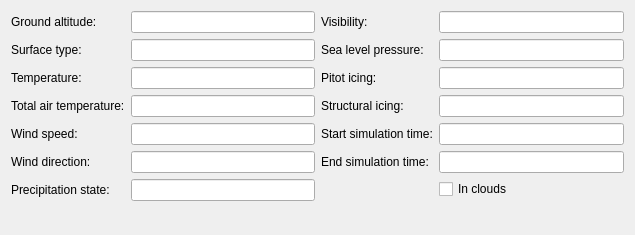
First picture: the form in src/UserInterface/src/Widget/FlightConditionWidget.ui, repository till213/SkyDolly, before the edit.
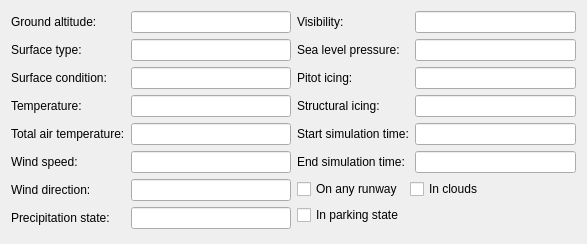
Second picture: the form after the edit.

Commit message:
Add additional flight condition simulation variables
- On any runway
- Surface condition (valid)
- In parking state

```diff
--- a/src/UserInterface/src/Widget/FlightConditionWidget.ui
+++ b/src/UserInterface/src/Widget/FlightConditionWidget.ui
@@ -6,16 +6,16 @@
    <rect>
     <x>0</x>
     <y>0</y>
-    <width>635</width>
-    <height>235</height>
+    <width>587</width>
+    <height>244</height>
    </rect>
   </property>
   <property name="windowTitle">
    <string>Form</string>
   </property>
-  <layout class="QGridLayout" name="gridLayout">
-   <item row="0" column="0">
-    <layout class="QFormLayout" name="formLayout">
+  <layout class="QHBoxLayout" name="horizontalLayout">
+   <item>
+    <layout class="QFormLayout" name="formLayout_3">
      <item row="0" column="0">
       <widget class="QLabel" name="label_14">
        <property name="text">
@@ -60,13 +60,36 @@
       </widget>
      </item>
      <item row="2" column="0">
+      <widget class="QLabel" name="label_10">
+       <property name="text">
+        <string>Surface condition:</string>
+       </property>
+      </widget>
+     </item>
+     <item row="2" column="1">
+      <widget class="QLineEdit" name="surfaceConditionLineEdit">
+       <property name="minimumSize">
+        <size>
+         <width>160</width>
+         <height>0</height>
+        </size>
+       </property>
+       <property name="text">
+        <string/>
+       </property>
+       <property name="readOnly">
+        <bool>true</bool>
+       </property>
+      </widget>
+     </item>
+     <item row="3" column="0">
       <widget class="QLabel" name="label_15">
        <property name="text">
         <string>Temperature:</string>
        </property>
       </widget>
      </item>
-     <item row="2" column="1">
+     <item row="3" column="1">
       <widget class="QLineEdit" name="temperatureLineEdit">
        <property name="minimumSize">
         <size>
@@ -79,14 +102,14 @@
        </property>
       </widget>
      </item>
-     <item row="3" column="0">
+     <item row="4" column="0">
       <widget class="QLabel" name="label_16">
        <property name="text">
         <string>Total air temperature:</string>
        </property>
       </widget>
      </item>
-     <item row="3" column="1">
+     <item row="4" column="1">
       <widget class="QLineEdit" name="totalAirTemperatureLineEdit">
        <property name="minimumSize">
         <size>
@@ -99,14 +122,14 @@
        </property>
       </widget>
      </item>
-     <item row="4" column="0">
+     <item row="5" column="0">
       <widget class="QLabel" name="label_17">
        <property name="text">
         <string>Wind speed:</string>
        </property>
       </widget>
      </item>
-     <item row="4" column="1">
+     <item row="5" column="1">
       <widget class="QLineEdit" name="windSpeedLineEdit">
        <property name="minimumSize">
         <size>
@@ -119,14 +142,14 @@
        </property>
       </widget>
      </item>
-     <item row="5" column="0">
+     <item row="6" column="0">
       <widget class="QLabel" name="label_18">
        <property name="text">
         <string>Wind direction:</string>
        </property>
       </widget>
      </item>
-     <item row="5" column="1">
+     <item row="6" column="1">
       <widget class="QLineEdit" name="windDirectionLineEdit">
        <property name="minimumSize">
         <size>
@@ -139,14 +162,14 @@
        </property>
       </widget>
      </item>
-     <item row="6" column="0">
+     <item row="7" column="0">
       <widget class="QLabel" name="label_19">
        <property name="text">
         <string>Precipitation state:</string>
        </property>
       </widget>
      </item>
-     <item row="6" column="1">
+     <item row="7" column="1">
       <widget class="QLineEdit" name="precipitationStateLineEdit">
        <property name="minimumSize">
         <size>
@@ -161,42 +184,29 @@
      </item>
     </layout>
    </item>
-   <item row="0" column="1">
+   <item>
+    <layout class="QVBoxLayout" name="verticalLayout">
+     <item>
     <layout class="QFormLayout" name="formLayout_2">
-     <item row="6" column="1">
-      <widget class="QCheckBox" name="inCloudsCheckBox">
-       <property name="enabled">
-        <bool>true</bool>
-       </property>
-       <property name="mouseTracking">
-        <bool>false</bool>
-       </property>
-       <property name="focusPolicy">
-        <enum>Qt::NoFocus</enum>
-       </property>
+       <item row="0" column="0">
+        <widget class="QLabel" name="label_21">
        <property name="text">
-        <string>In clouds</string>
-       </property>
-       <property name="checkable">
-        <bool>true</bool>
-       </property>
-       <property name="checked">
-        <bool>false</bool>
+          <string>Visibility:</string>
        </property>
       </widget>
      </item>
-     <item row="7" column="1">
-      <spacer name="verticalSpacer">
-       <property name="orientation">
-        <enum>Qt::Vertical</enum>
-       </property>
-       <property name="sizeHint" stdset="0">
+       <item row="0" column="1">
+        <widget class="QLineEdit" name="visibilityLineEdit">
+         <property name="minimumSize">
         <size>
-         <width>20</width>
-         <height>40</height>
-        </size>
-       </property>
-      </spacer>
+           <width>160</width>
+           <height>0</height>
+          </size>
+         </property>
+         <property name="readOnly">
+          <bool>true</bool>
+         </property>
+        </widget>
      </item>
      <item row="1" column="0">
       <widget class="QLabel" name="label_22">
@@ -298,25 +308,90 @@
        </property>
       </widget>
      </item>
+      </layout>
+     </item>
+     <item>
+      <layout class="QFormLayout" name="formLayout">
      <item row="0" column="0">
-      <widget class="QLabel" name="label_21">
+        <widget class="QCheckBox" name="onAnyRunwayCheckBox">
+         <property name="enabled">
+          <bool>true</bool>
+         </property>
+         <property name="mouseTracking">
+          <bool>false</bool>
+         </property>
+         <property name="focusPolicy">
+          <enum>Qt::NoFocus</enum>
+         </property>
        <property name="text">
-        <string>Visibility:</string>
+          <string>On any runway</string>
+         </property>
+         <property name="checkable">
+          <bool>true</bool>
+         </property>
+         <property name="checked">
+          <bool>false</bool>
        </property>
       </widget>
      </item>
      <item row="0" column="1">
-      <widget class="QLineEdit" name="visibilityLineEdit">
-       <property name="minimumSize">
+        <widget class="QCheckBox" name="inCloudsCheckBox">
+         <property name="enabled">
+          <bool>true</bool>
+         </property>
+         <property name="mouseTracking">
+          <bool>false</bool>
+         </property>
+         <property name="focusPolicy">
+          <enum>Qt::NoFocus</enum>
+         </property>
+         <property name="text">
+          <string>In clouds</string>
+         </property>
+         <property name="checkable">
+          <bool>true</bool>
+         </property>
+         <property name="checked">
+          <bool>false</bool>
+         </property>
+        </widget>
+       </item>
+       <item row="1" column="0">
+        <widget class="QCheckBox" name="inParkingStateCheckBox">
+         <property name="enabled">
+          <bool>true</bool>
+         </property>
+         <property name="mouseTracking">
+          <bool>false</bool>
+         </property>
+         <property name="focusPolicy">
+          <enum>Qt::NoFocus</enum>
+         </property>
+         <property name="text">
+          <string>In parking state</string>
+         </property>
+         <property name="checkable">
+          <bool>true</bool>
+         </property>
+         <property name="checked">
+          <bool>false</bool>
+         </property>
+        </widget>
+       </item>
+       <item row="2" column="0">
+        <spacer name="verticalSpacer">
+         <property name="orientation">
+          <enum>Qt::Vertical</enum>
+         </property>
+         <property name="sizeHint" stdset="0">
         <size>
-         <width>160</width>
-         <height>0</height>
-        </size>
-       </property>
-       <property name="readOnly">
-        <bool>true</bool>
-       </property>
-      </widget>
+           <width>20</width>
+           <height>40</height>
+          </size>
+         </property>
+        </spacer>
+       </item>
+      </layout>
      </item>
     </layout>
    </item>
```
Left out of the diff: 26 changed lines with no effect on the pictures. Lines whose indentation alone changed are shown as unchanged. The commit also changes 17 other files.
